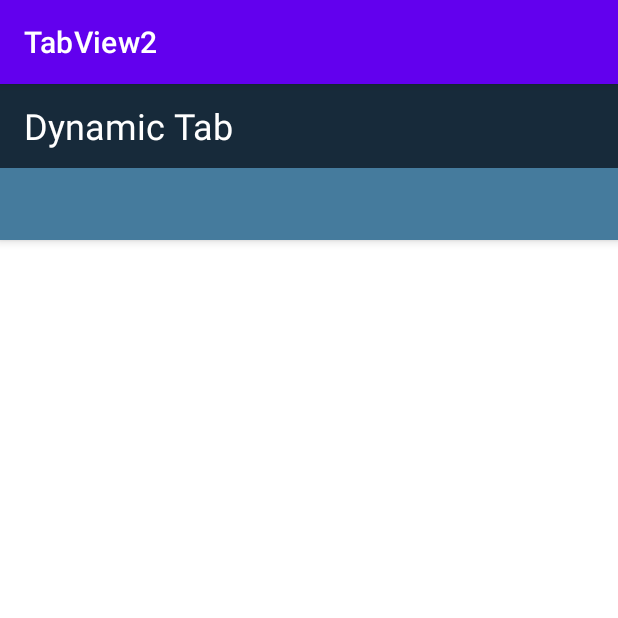
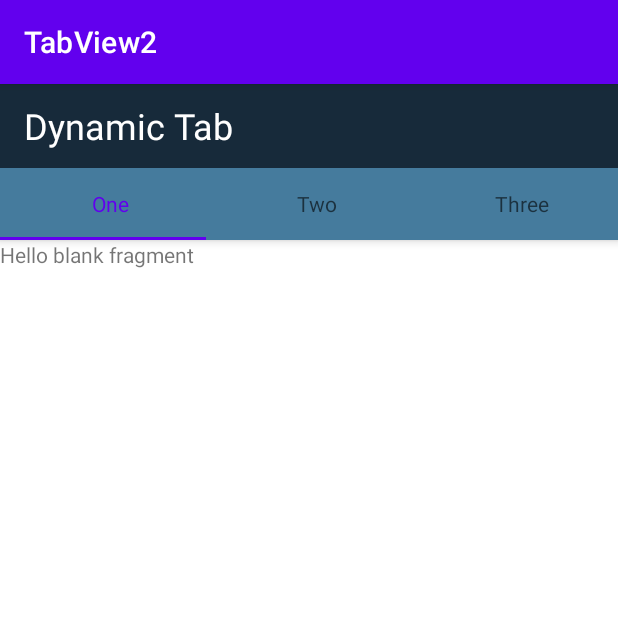
Before and after one commit to Aka5h23/Tutorial-Tabview, an Android app: the DynamicTabActivity screen opened directly, with no data from a screen before it, on a phone screen of 412 x 824 dp, the top half of it. Run offline under Robolectric (Android 15) with nearby library versions, the phone set to English and light mode, and no system bars.

Commit message:
Dynamic Tabs
Dynamic tabs with fixed view.

```diff
--- a/app/src/main/java/com/example/tabview2/DynamicTabActivity.java
+++ b/app/src/main/java/com/example/tabview2/DynamicTabActivity.java
@@ -1,14 +1,116 @@
 package com.example.tabview2;
 
+import androidx.annotation.NonNull;
+import androidx.annotation.Nullable;
 import androidx.appcompat.app.AppCompatActivity;
+import androidx.core.content.ContextCompat;
+import androidx.fragment.app.Fragment;
+import androidx.fragment.app.FragmentManager;
+import androidx.fragment.app.FragmentPagerAdapter;
+import androidx.viewpager.widget.ViewPager;
 
+import android.graphics.drawable.Drawable;
 import android.os.Bundle;
+import android.text.SpannableString;
+import android.text.Spanned;
+import android.text.style.ImageSpan;
+import android.view.WindowManager;
+
+import com.google.android.material.tabs.TabLayout;
+
+import java.util.ArrayList;
 
 public class DynamicTabActivity extends AppCompatActivity {
+
+    private ViewPager viewPager;
+    private TabLayout tabLayout;
+    private FragmentOne fragmentOne;
+    private FragmentTwo fragmentTwo;
+    private FragmentThree fragmentThree;
+
 
     @Override
     protected void onCreate(Bundle savedInstanceState) {
         super.onCreate(savedInstanceState);
         setContentView(R.layout.activity_dynamic_tab);
+        getWindow().setFlags(WindowManager.LayoutParams.FLAG_FULLSCREEN, WindowManager.LayoutParams.FLAG_FULLSCREEN);
+
+        tabLayout=findViewById(R.id.tabs);
+        viewPager=findViewById(R.id.view_pager);
+
+        // Setup tab layout
+        tabLayout.setupWithViewPager(viewPager);
+
+        // Prepare view pager
+        prepareViewPager(viewPager);
+    }
+    private void prepareViewPager(ViewPager viewPager) {
+        // Initialize main adapter
+        MainAdapter adapter=new MainAdapter(getSupportFragmentManager());
+
+        // Initialize main fragment
+        fragmentOne = new FragmentOne();
+        fragmentTwo = new FragmentTwo();
+        fragmentThree = new FragmentThree();
+
+        Bundle bundle=new Bundle();
+        bundle.putString("title","One");
+        fragmentOne.setArguments(bundle);
+        adapter.addFragment(fragmentOne,"One");
+
+        bundle=new Bundle();
+        bundle.putString("title","Two");
+        fragmentTwo.setArguments(bundle);
+        adapter.addFragment(fragmentTwo,"Two");
+
+        bundle=new Bundle();
+        bundle.putString("title","Three");
+        fragmentThree.setArguments(bundle);
+        adapter.addFragment(fragmentThree,"Three");
+
+        // set adapter
+        viewPager.setAdapter(adapter);
+    }
+    private class MainAdapter extends FragmentPagerAdapter {
+        // Initialize arrayList
+        ArrayList<Fragment> fragments = new ArrayList<>();
+        ArrayList<String> fragment_title =new ArrayList<>();
+
+        // Create constructor
+        public void addFragment(Fragment fragment,String s)
+        {
+            // Add fragment
+            fragments.add(fragment);
+            // Add title
+            fragment_title.add(s);
+        }
+
+        public MainAdapter(FragmentManager supportFragmentManager) {
+            super(supportFragmentManager);
+        }
+
+        @NonNull
+        @Override
+        public Fragment getItem(int position) {
+            // return fragment position
+            return fragments.get(position);
+        }
+
+        @Override
+        public int getCount() {
+            // Return fragment array list size
+            return fragments.size();
+        }
+
+        @Nullable
+        @Override
+        public CharSequence getPageTitle(int position) {
+
+            // Initialize spannable string
+            SpannableString spannableString=new SpannableString("   "+ fragment_title.get(position));
+
+            // return spannable string
+            return spannableString;
+        }
     }
 }
--- /dev/null
+++ b/app/src/main/java/com/example/tabview2/FragmentOne.java
@@ -0,0 +1,64 @@
+package com.example.tabview2;
+
+import android.os.Bundle;
+
+import androidx.fragment.app.Fragment;
+
+import android.view.LayoutInflater;
+import android.view.View;
+import android.view.ViewGroup;
+
+/**
+ * A simple {@link Fragment} subclass.
+ * Use the {@link FragmentOne#newInstance} factory method to
+ * create an instance of this fragment.
+ */
+public class FragmentOne extends Fragment {
+
+    // TODO: Rename parameter arguments, choose names that match
+    // the fragment initialization parameters, e.g. ARG_ITEM_NUMBER
+    private static final String ARG_PARAM1 = "param1";
+    private static final String ARG_PARAM2 = "param2";
+
+    // TODO: Rename and change types of parameters
+    private String mParam1;
+    private String mParam2;
+
+    public FragmentOne() {
+        // Required empty public constructor
+    }
+
+    /**
+     * Use this factory method to create a new instance of
+     * this fragment using the provided parameters.
+     *
+     * @param param1 Parameter 1.
+     * @param param2 Parameter 2.
+     * @return A new instance of fragment FragmentOne.
+     */
+    // TODO: Rename and change types and number of parameters
+    public static FragmentOne newInstance(String param1, String param2) {
+        FragmentOne fragment = new FragmentOne();
+        Bundle args = new Bundle();
+        args.putString(ARG_PARAM1, param1);
+        args.putString(ARG_PARAM2, param2);
+        fragment.setArguments(args);
+        return fragment;
+    }
+
+    @Override
+    public void onCreate(Bundle savedInstanceState) {
+        super.onCreate(savedInstanceState);
+        if (getArguments() != null) {
+            mParam1 = getArguments().getString(ARG_PARAM1);
+            mParam2 = getArguments().getString(ARG_PARAM2);
+        }
+    }
+
+    @Override
+    public View onCreateView(LayoutInflater inflater, ViewGroup container,
+                             Bundle savedInstanceState) {
+        // Inflate the layout for this fragment
+        return inflater.inflate(R.layout.fragment_one, container, false);
+    }
+}
--- /dev/null
+++ b/app/src/main/java/com/example/tabview2/FragmentThree.java
@@ -0,0 +1,64 @@
+package com.example.tabview2;
+
+import android.os.Bundle;
+
+import androidx.fragment.app.Fragment;
+
+import android.view.LayoutInflater;
+import android.view.View;
+import android.view.ViewGroup;
+
+/**
+ * A simple {@link Fragment} subclass.
+ * Use the {@link FragmentThree#newInstance} factory method to
+ * create an instance of this fragment.
+ */
+public class FragmentThree extends Fragment {
+
+    // TODO: Rename parameter arguments, choose names that match
+    // the fragment initialization parameters, e.g. ARG_ITEM_NUMBER
+    private static final String ARG_PARAM1 = "param1";
+    private static final String ARG_PARAM2 = "param2";
+
+    // TODO: Rename and change types of parameters
+    private String mParam1;
+    private String mParam2;
+
+    public FragmentThree() {
+        // Required empty public constructor
+    }
+
+    /**
+     * Use this factory method to create a new instance of
+     * this fragment using the provided parameters.
+     *
+     * @param param1 Parameter 1.
+     * @param param2 Parameter 2.
+     * @return A new instance of fragment FragmentThree.
+     */
+    // TODO: Rename and change types and number of parameters
+    public static FragmentThree newInstance(String param1, String param2) {
+        FragmentThree fragment = new FragmentThree();
+        Bundle args = new Bundle();
+        args.putString(ARG_PARAM1, param1);
+        args.putString(ARG_PARAM2, param2);
+        fragment.setArguments(args);
+        return fragment;
+    }
+
+    @Override
+    public void onCreate(Bundle savedInstanceState) {
+        super.onCreate(savedInstanceState);
+        if (getArguments() != null) {
+            mParam1 = getArguments().getString(ARG_PARAM1);
+            mParam2 = getArguments().getString(ARG_PARAM2);
+        }
+    }
+
+    @Override
+    public View onCreateView(LayoutInflater inflater, ViewGroup container,
+                             Bundle savedInstanceState) {
+        // Inflate the layout for this fragment
+        return inflater.inflate(R.layout.fragment_three, container, false);
+    }
+}
--- /dev/null
+++ b/app/src/main/java/com/example/tabview2/FragmentTwo.java
@@ -0,0 +1,64 @@
+package com.example.tabview2;
+
+import android.os.Bundle;
+
+import androidx.fragment.app.Fragment;
+
+import android.view.LayoutInflater;
+import android.view.View;
+import android.view.ViewGroup;
+
+/**
+ * A simple {@link Fragment} subclass.
+ * Use the {@link FragmentTwo#newInstance} factory method to
+ * create an instance of this fragment.
+ */
+public class FragmentTwo extends Fragment {
+
+    // TODO: Rename parameter arguments, choose names that match
+    // the fragment initialization parameters, e.g. ARG_ITEM_NUMBER
+    private static final String ARG_PARAM1 = "param1";
+    private static final String ARG_PARAM2 = "param2";
+
+    // TODO: Rename and change types of parameters
+    private String mParam1;
+    private String mParam2;
+
+    public FragmentTwo() {
+        // Required empty public constructor
+    }
+
+    /**
+     * Use this factory method to create a new instance of
+     * this fragment using the provided parameters.
+     *
+     * @param param1 Parameter 1.
+     * @param param2 Parameter 2.
+     * @return A new instance of fragment FragmentTwo.
+     */
+    // TODO: Rename and change types and number of parameters
+    public static FragmentTwo newInstance(String param1, String param2) {
+        FragmentTwo fragment = new FragmentTwo();
+        Bundle args = new Bundle();
+        args.putString(ARG_PARAM1, param1);
+        args.putString(ARG_PARAM2, param2);
+        fragment.setArguments(args);
+        return fragment;
+    }
+
+    @Override
+    public void onCreate(Bundle savedInstanceState) {
+        super.onCreate(savedInstanceState);
+        if (getArguments() != null) {
+            mParam1 = getArguments().getString(ARG_PARAM1);
+            mParam2 = getArguments().getString(ARG_PARAM2);
+        }
+    }
+
+    @Override
+    public View onCreateView(LayoutInflater inflater, ViewGroup container,
+                             Bundle savedInstanceState) {
+        // Inflate the layout for this fragment
+        return inflater.inflate(R.layout.fragment_two, container, false);
+    }
+}
--- /dev/null
+++ b/app/src/main/res/layout/fragment_one.xml
@@ -0,0 +1,14 @@
+<?xml version="1.0" encoding="utf-8"?>
+<FrameLayout xmlns:android="http://schemas.android.com/apk/res/android"
+    xmlns:tools="http://schemas.android.com/tools"
+    android:layout_width="match_parent"
+    android:layout_height="match_parent"
+    tools:context=".FragmentOne">
+
+    <!-- TODO: Update blank fragment layout -->
+    <TextView
+        android:layout_width="match_parent"
+        android:layout_height="match_parent"
+        android:text="@string/hello_blank_fragment" />
+
+</FrameLayout>
--- a/app/src/main/res/values/strings.xml
+++ b/app/src/main/res/values/strings.xml
@@ -1,3 +1,5 @@
 <resources>
     <string name="app_name">TabView2</string>
+    <!-- TODO: Remove or change this placeholder text -->
+    <string name="hello_blank_fragment">Hello blank fragment</string>
 </resources>
```
Also changed, not shown: app/src/main/res/layout/fragment_three.xml (added, +14 -0 lines), app/src/main/res/layout/fragment_two.xml (added, +14 -0 lines).
